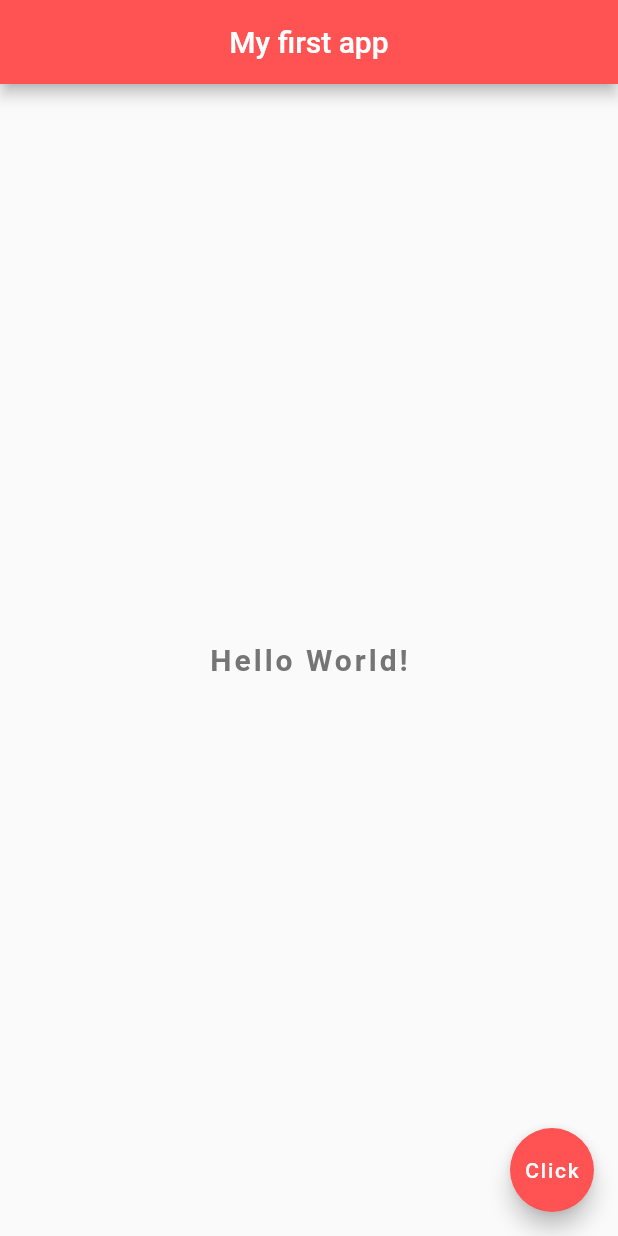
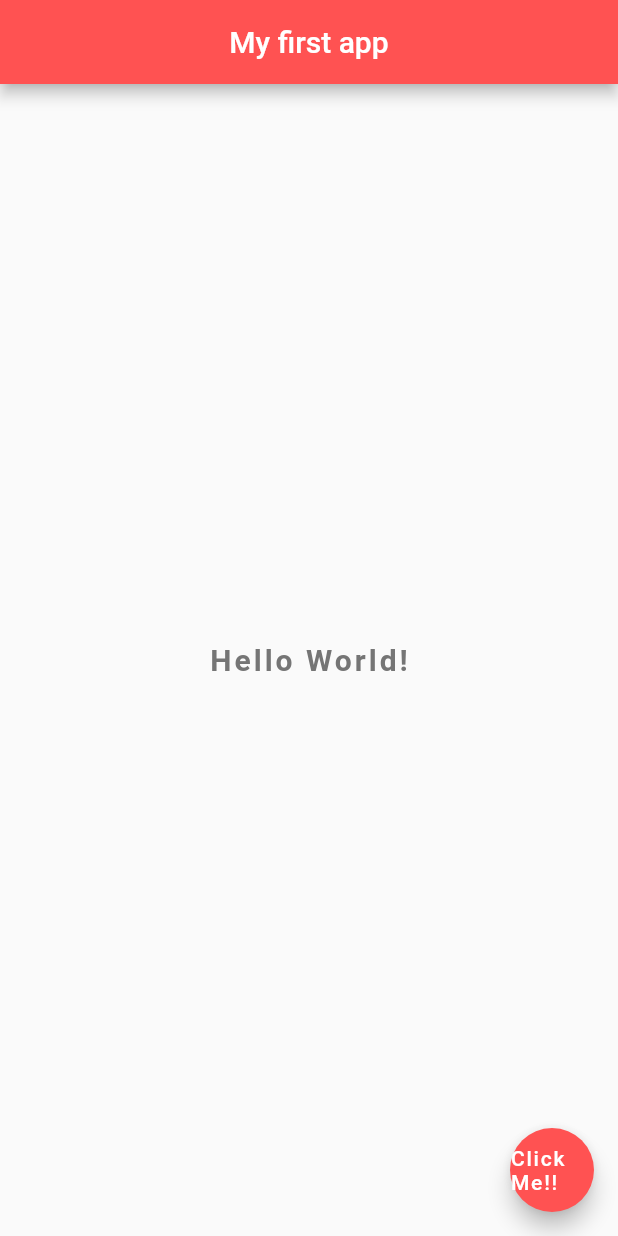
Before and after one commit to Sweta-Das/Flutter-1stApp, a Flutter app: the screen it shows after launch, on a phone screen of 412 x 824 dp. Run offline on Flutter 3.47's test engine with Material 2 defaults, Android fonts, the phone set to English and light mode, and no system bars.

```diff
--- a/lib/main.dart
+++ b/lib/main.dart
@@ -1,7 +1,18 @@
 import 'package:flutter/material.dart';
 
 void main() => runApp(MaterialApp(
-  home: Scaffold(
+  home: Home(),
+));
+
+//Creating a stateless widget (state that can't change over time) called test
+class Home extends StatelessWidget {
+  const Home({Key? key}) : super(key: key);
+
+  @override
+  //build function is responsible for building a widget tree within stateless
+  //Home widget
+  Widget build(BuildContext context) {
+    return Scaffold(
       appBar: AppBar(
         title: Text('My first app'),
         centerTitle: true,
@@ -18,8 +29,9 @@ void main() => runApp(MaterialApp(
       ),
       floatingActionButton: FloatingActionButton(
         onPressed: (){},
-      child: Text('Click'),
+        child: Text('Click Me!!'),
         backgroundColor: Colors.redAccent,
       ),
-  ),
-));
+    );
+  }
+}
```
Lines whose indentation alone changed are shown as unchanged.
